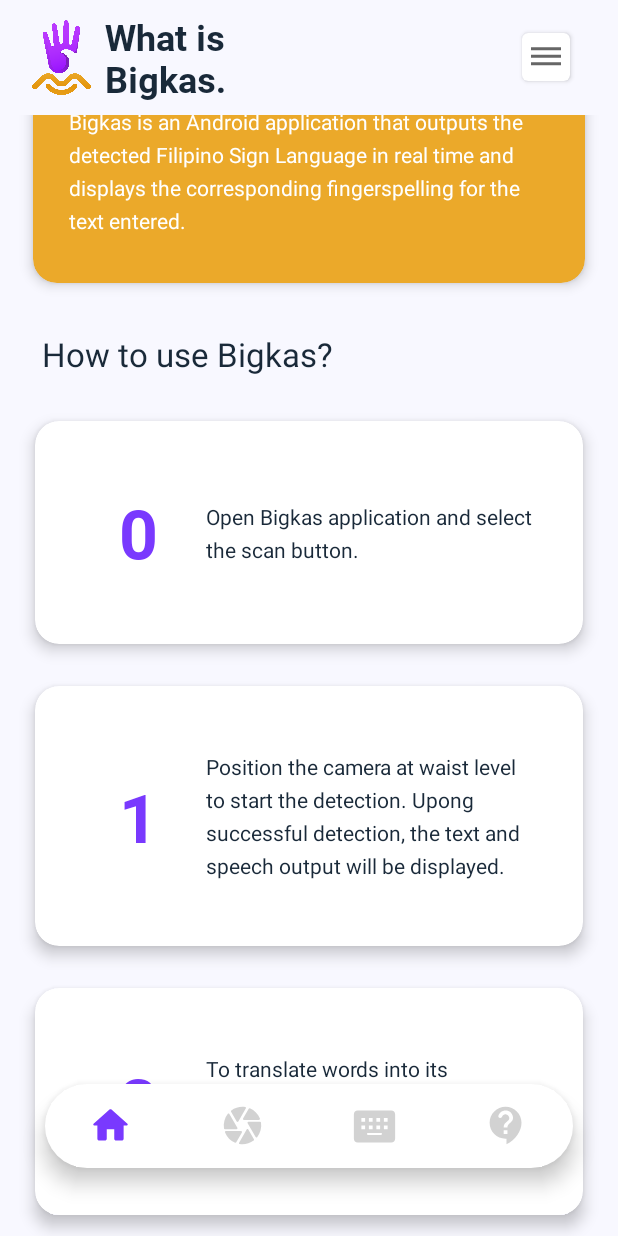
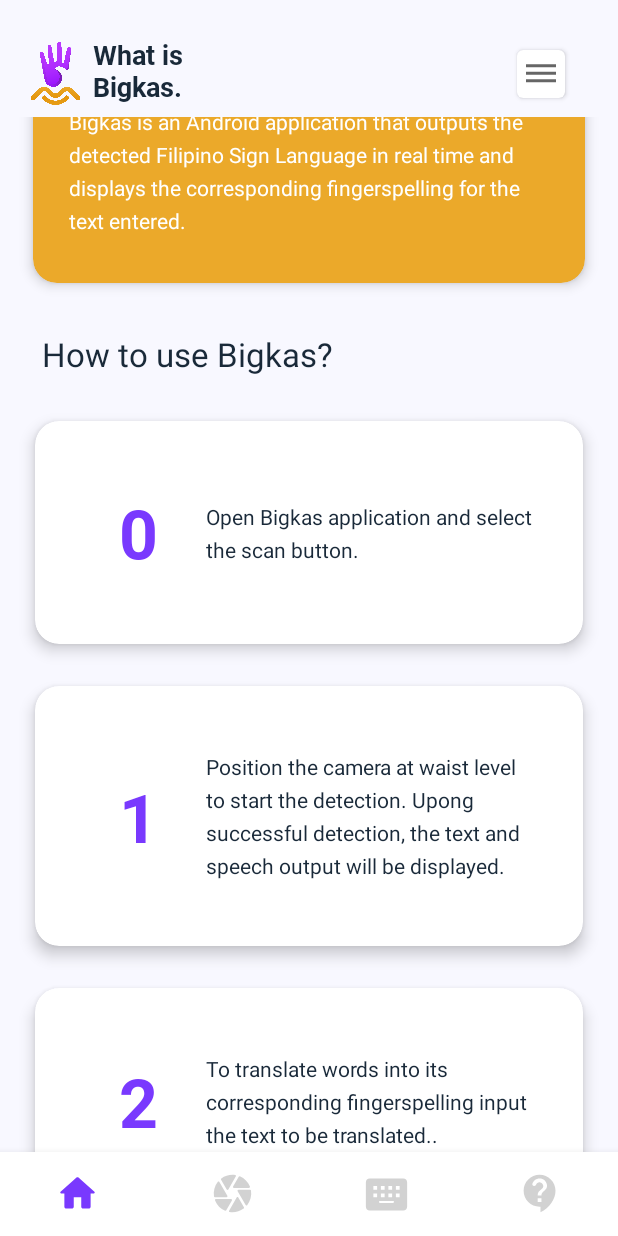
Before and after one commit to maritheygraine/iboFSL, an Android app: the HomeFragment screen opened directly, with no data from a screen before it, on a phone screen of 412 x 824 dp. Run offline under Robolectric (Android 15) with nearby library versions, the phone set to English and light mode, and no system bars.

Commit message:
Adjust fragment home

```diff
--- a/app/src/main/res/layout/activity_main.xml
+++ b/app/src/main/res/layout/activity_main.xml
@@ -8,23 +8,18 @@
     android:id="@+id/body_container"
     android:background="@color/offwhite">
 
-
     <com.google.android.material.bottomnavigation.BottomNavigationView
         android:id="@+id/bottom_navigation"
         android:layout_width="match_parent"
         android:layout_height="wrap_content"
         android:layout_alignParentBottom="true"
-        android:layout_margin="30dp"
-        android:background="@drawable/round_corner"
         app:itemIconSize="30dp"
         app:itemIconTint="@drawable/item_selector"
         app:itemRippleColor="@android:color/transparent"
         app:labelVisibilityMode="unlabeled"
         app:layout_constraintBottom_toBottomOf="parent"
         app:layout_constraintEnd_toEndOf="parent"
-        app:layout_constraintHorizontal_bias="0.491"
         app:layout_constraintStart_toStartOf="parent"
-        app:layout_constraintTop_toTopOf="parent"
-        app:layout_constraintVertical_bias="0.978"
-        app:menu="@menu/item_memu" />
+        app:menu="@menu/item_menu" />
+
 </androidx.constraintlayout.widget.ConstraintLayout>
--- a/app/src/main/res/layout/fragment_home.xml
+++ b/app/src/main/res/layout/fragment_home.xml
@@ -7,23 +7,25 @@
     android:orientation="vertical"
     tools:context=".home.HomeFragment">
 
-    <RelativeLayout
+    <androidx.constraintlayout.widget.ConstraintLayout
+        android:id="@+id/artificial_toolbar"
         android:layout_width="match_parent"
         android:layout_height="wrap_content"
         android:paddingStart="16dp"
-        android:paddingTop="8dp"
+        android:paddingTop="24dp"
         android:paddingEnd="16dp"
         android:paddingBottom="8dp">
 
         <ImageView
             android:id="@+id/icon"
-            android:layout_width="50dp"
-            android:layout_height="50dp"
-            android:layout_centerVertical="true"
-            android:src="@drawable/bigkas_logo" />
+            android:layout_width="42dp"
+            android:layout_height="42dp"
+            android:src="@drawable/bigkas_logo"
+            app:layout_constraintBottom_toBottomOf="parent"
+            app:layout_constraintStart_toStartOf="parent" />
 
         <TextView
-            style="@style/TextAppearance.AppCompat.Headline"
+            style="@style/TextAppearance.AppCompat.Medium"
             android:layout_width="wrap_content"
             android:layout_height="wrap_content"
             android:layout_centerVertical="true"
@@ -31,9 +33,12 @@
             android:layout_toEndOf="@id/icon"
             android:fontFamily="@font/roboto_bold"
             android:text="@string/what_is_nbigkas"
-            android:textColor="@color/black" />
+            android:textColor="@color/black"
+            app:layout_constraintBottom_toBottomOf="parent"
+            app:layout_constraintStart_toEndOf="@id/icon" />
 
         <androidx.cardview.widget.CardView
+            app:cardUseCompatPadding="true"
             android:layout_width="wrap_content"
             android:layout_height="wrap_content"
             android:layout_alignParentEnd="true"
@@ -42,16 +47,18 @@
             android:clickable="true"
             android:focusable="true"
             android:foreground="?attr/selectableItemBackground"
-            app:cardCornerRadius="4dp">
+            app:cardCornerRadius="4dp"
+            app:layout_constraintBottom_toBottomOf="parent"
+            app:layout_constraintEnd_toEndOf="parent">
 
             <ImageView
                 android:layout_width="wrap_content"
                 android:layout_height="wrap_content"
                 android:padding="4dp"
                 android:src="@drawable/ic_baseline_dehaze_24" />
+
         </androidx.cardview.widget.CardView>
-
-    </RelativeLayout>
+    </androidx.constraintlayout.widget.ConstraintLayout>
 
     <androidx.core.widget.NestedScrollView
         android:layout_width="match_parent"
```
Also changed, not shown: app/src/main/res/menu/item_menu.xml (renamed from app/src/main/res/menu/item_memu.xml).
